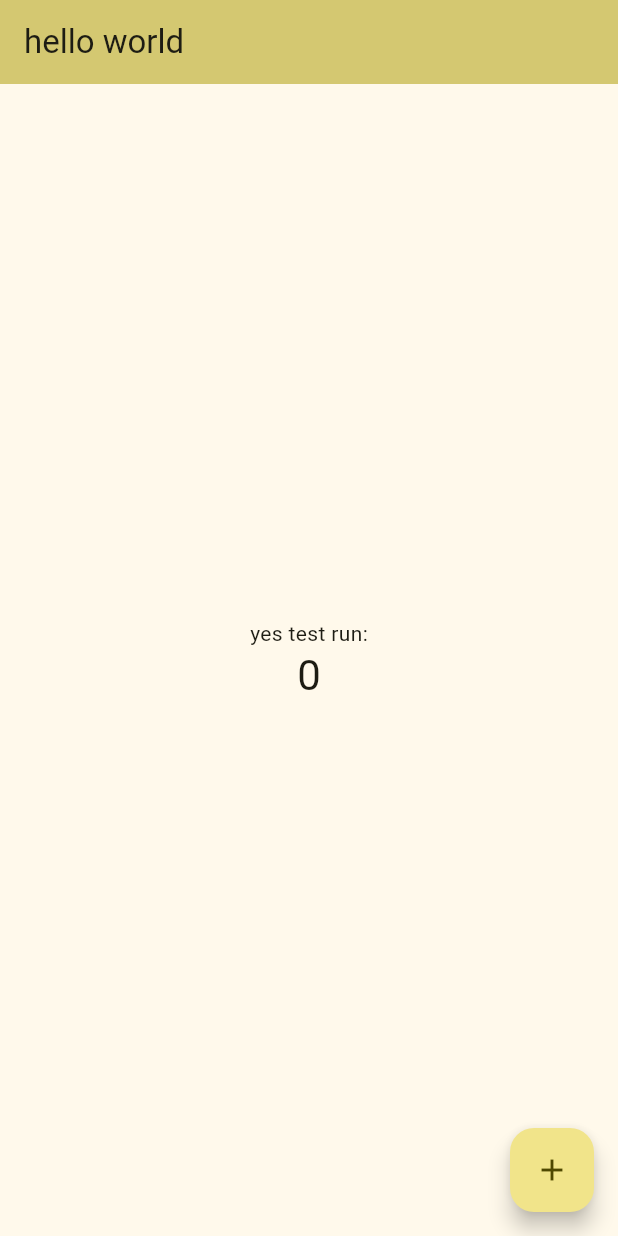
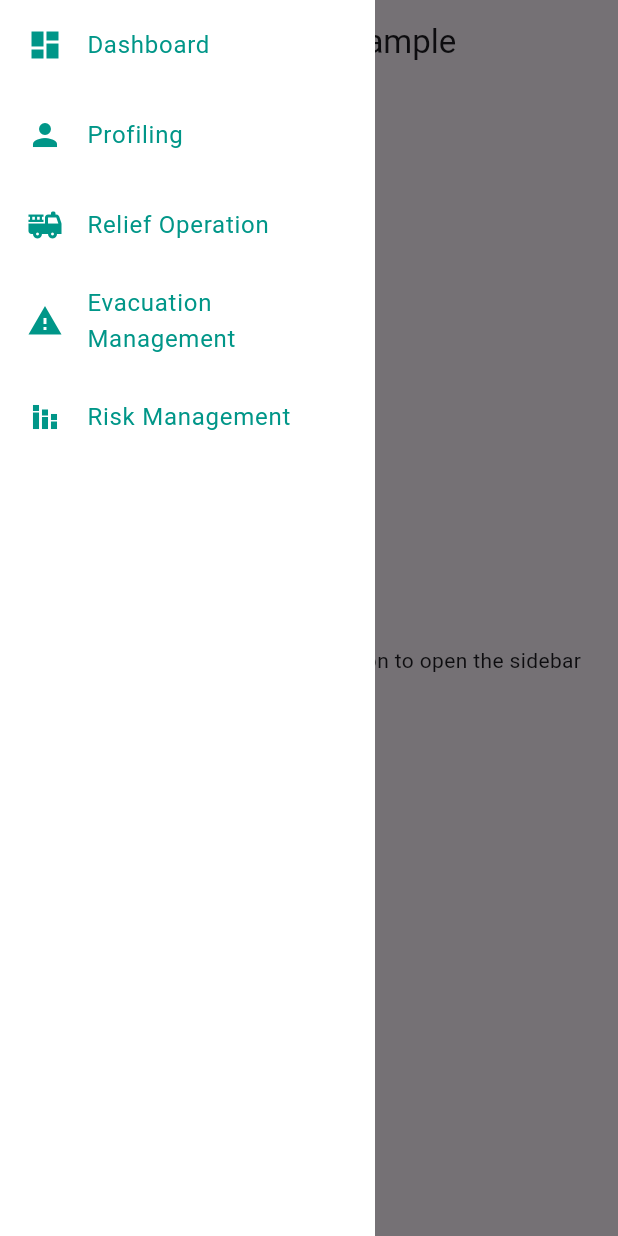
Before and after one commit to doofenzy/frrms_flutter, a Flutter app: the screen it shows after launch, with the side drawer open (before the commit the screen has no drawer), on a phone screen of 412 x 824 dp. Run offline on Flutter 3.47's test engine with Material 3 defaults, Android fonts, the phone set to English and light mode, and no system bars.

Commit message:
added sidebar and header
sidebar working and header to be fixed

```diff
--- /dev/null
+++ b/lib/component/sidebar.dart
@@ -0,0 +1,80 @@
+import 'package:flutter/material.dart';
+
+class Sidebar extends StatelessWidget {
+  @override
+  Widget build(BuildContext context) {
+    return Container(
+      width: 250, // Set the width of the sidebar
+      color: Colors.white,
+      child: Column(
+        children: [
+          Container(
+            margin: const EdgeInsets.all(2.0), // Add margin here
+            child: ListTile(
+              leading: Icon(Icons.dashboard, color: Colors.teal),
+              title: Text(
+                'Dashboard',
+                style: TextStyle(color: Colors.teal),
+              ),
+              onTap: () {
+                // Handle navigation
+              },
+            ),
+          ),
+          Container(
+            margin: const EdgeInsets.all(2.0), // Add margin here
+            child: ListTile(
+              leading: Icon(Icons.person, color: Colors.teal),
+              title: Text(
+                'Profiling',
+                style: TextStyle(color: Colors.teal),
+              ),
+              onTap: () {
+                // Handle navigation
+              },
+            ),
+          ),
+          Container(
+            margin: const EdgeInsets.all(2.0), // Add margin here
+            child: ListTile(
+              leading: Icon(Icons.fire_truck, color: Colors.teal),
+              title: Text(
+                'Relief Operation',
+                style: TextStyle(color: Colors.teal),
+              ),
+              onTap: () {
+                // Handle navigation
+              },
+            ),
+          ),
+          Container(
+            margin: const EdgeInsets.all(2.0), // Add margin here
+            child: ListTile(
+              leading: Icon(Icons.warning, color: Colors.teal),
+              title: Text(
+                'Evacuation Management',
+                style: TextStyle(color: Colors.teal),
+              ),
+              onTap: () {
+                // Handle navigation
+              },
+            ),
+          ),
+          Container(
+            margin: const EdgeInsets.all(2.0), // Add margin here
+            child: ListTile(
+              leading: Icon(Icons.stacked_bar_chart_sharp, color: Colors.teal),
+              title: Text(
+                'Risk Management',
+                style: TextStyle(color: Colors.teal),
+              ),
+              onTap: () {
+                // Handle navigation
+              },
+            ),
+          ),
+        ],
+      ),
+    );
+  }
+}
--- a/lib/main.dart
+++ b/lib/main.dart
@@ -1,125 +1,31 @@
+// main.dart
 import 'package:flutter/material.dart';
+import 'component/sidebar.dart'; // Import your Sidebar widget
 
 void main() {
-  runApp(const MyApp());
+  runApp(MyApp());
 }
 
 class MyApp extends StatelessWidget {
-  const MyApp({super.key});
-
-  // This widget is the root of your application.
   @override
   Widget build(BuildContext context) {
     return MaterialApp(
-      title: 'Flutter Demo',
-      theme: ThemeData(
-        // This is the theme of your application.
-        //
-        // TRY THIS: Try running your application with "flutter run". You'll see
-        // the application has a purple toolbar. Then, without quitting the app,
-        // try changing the seedColor in the colorScheme below to Colors.green
-        // and then invoke "hot reload" (save your changes or press the "hot
-        // reload" button in a Flutter-supported IDE, or press "r" if you used
-        // the command line to start the app).
-        //
-        // Notice that the counter didn't reset back to zero; the application
-        // state is not lost during the reload. To reset the state, use hot
-        // restart instead.
-        //
-        // This works for code too, not just values: Most code changes can be
-        // tested with just a hot reload.
-        colorScheme: ColorScheme.fromSeed(seedColor: Colors.yellow),
-        useMaterial3: true,
-      ),
-      home: const MyHomePage(title: 'hello world'),
+      home: HomePage(),
     );
   }
 }
 
-class MyHomePage extends StatefulWidget {
-  const MyHomePage({super.key, required this.title});
-
-  // This widget is the home page of your application. It is stateful, meaning
-  // that it has a State object (defined below) that contains fields that affect
-  // how it looks.
-
-  // This class is the configuration for the state. It holds the values (in this
-  // case the title) provided by the parent (in this case the App widget) and
-  // used by the build method of the State. Fields in a Widget subclass are
-  // always marked "final".
-
-  final String title;
-
-  @override
-  State<MyHomePage> createState() => _MyHomePageState();
-}
-
-class _MyHomePageState extends State<MyHomePage> {
-  int _counter = 0;
-
-  void _incrementCounter() {
-    setState(() {
-      // This call to setState tells the Flutter framework that something has
-      // changed in this State, which causes it to rerun the build method below
-      // so that the display can reflect the updated values. If we changed
-      // _counter without calling setState(), then the build method would not be
-      // called again, and so nothing would appear to happen.
-      _counter++;
-    });
-  }
-
+class HomePage extends StatelessWidget {
   @override
   Widget build(BuildContext context) {
-    // This method is rerun every time setState is called, for instance as done
-    // by the _incrementCounter method above.
-    //
-    // The Flutter framework has been optimized to make rerunning build methods
-    // fast, so that you can just rebuild anything that needs updating rather
-    // than having to individually change instances of widgets.
     return Scaffold(
       appBar: AppBar(
-        // TRY THIS: Try changing the color here to a specific color (to
-        // Colors.amber, perhaps?) and trigger a hot reload to see the AppBar
-        // change color while the other colors stay the same.
-        backgroundColor: Theme.of(context).colorScheme.inversePrimary,
-        // Here we take the value from the MyHomePage object that was created by
-        // the App.build method, and use it to set our appbar title.
-        title: Text(widget.title),
+        title: Text('Flutter Sidebar Example'),
       ),
+      drawer: Sidebar(), // Use the Sidebar widget here
       body: Center(
-        // Center is a layout widget. It takes a single child and positions it
-        // in the middle of the parent.
-        child: Column(
-          // Column is also a layout widget. It takes a list of children and
-          // arranges them vertically. By default, it sizes itself to fit its
-          // children horizontally, and tries to be as tall as its parent.
-          //
-          // Column has various properties to control how it sizes itself and
-          // how it positions its children. Here we use mainAxisAlignment to
-          // center the children vertically; the main axis here is the vertical
-          // axis because Columns are vertical (the cross axis would be
-          // horizontal).
-          //
-          // TRY THIS: Invoke "debug painting" (choose the "Toggle Debug Paint"
-          // action in the IDE, or press "p" in the console), to see the
-          // wireframe for each widget.
-          mainAxisAlignment: MainAxisAlignment.center,
-          children: <Widget>[
-            const Text(
-              'yes test run:',
-            ),
-            Text(
-              '$_counter',
-              style: Theme.of(context).textTheme.headlineMedium,
-            ),
-          ],
-        ),
+        child: Text('Swipe from left or tap the menu icon to open the sidebar'),
       ),
-      floatingActionButton: FloatingActionButton(
-        onPressed: _incrementCounter,
-        tooltip: 'Increment',
-        child: const Icon(Icons.add),
-      ), // This trailing comma makes auto-formatting nicer for build methods.
     );
   }
 }
```
Also changed, not shown: lib/component/header.dart (added, +51 -0 lines), 1 other file.
